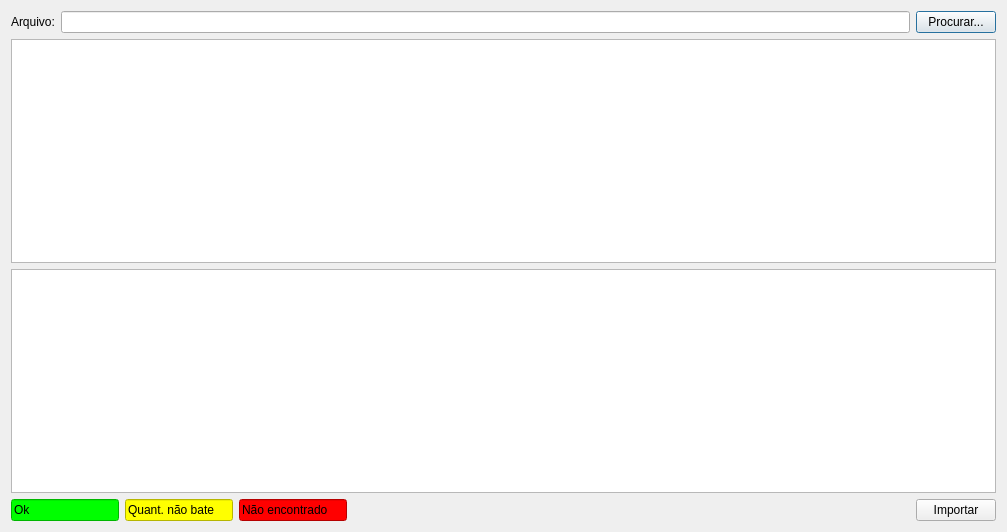
The window that ui/importarxml.ui (lellisls/ERP-STACCATO) describes before a commit, drawn with Qt 5.
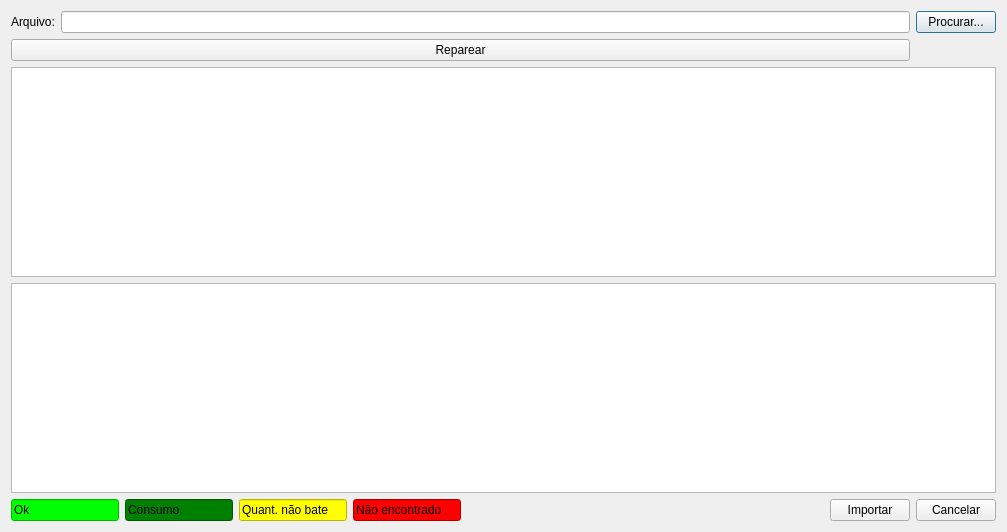
The same window after the commit. Custom widgets are drawn as their Qt base class.

```diff
--- a/ui/importarxml.ui
+++ b/ui/importarxml.ui
@@ -14,16 +14,6 @@
    <string>Importar NFe</string>
   </property>
   <layout class="QGridLayout" name="gridLayout">
-   <item row="0" column="0">
-    <widget class="QLabel" name="label">
-     <property name="text">
-      <string>Arquivo:</string>
-     </property>
-    </widget>
-   </item>
-   <item row="0" column="1">
-    <widget class="QLineEdit" name="lineEdit"/>
-   </item>
    <item row="0" column="2">
     <widget class="QPushButton" name="pushButtonProcurar">
      <property name="text">
@@ -31,7 +21,17 @@
      </property>
     </widget>
    </item>
-   <item row="1" column="0" colspan="3">
+   <item row="0" column="1">
+    <widget class="QLineEdit" name="lineEdit"/>
+   </item>
+   <item row="0" column="0">
+    <widget class="QLabel" name="label">
+     <property name="text">
+      <string>Arquivo:</string>
+     </property>
+    </widget>
+   </item>
+   <item row="3" column="0" colspan="3">
     <widget class="TableView" name="tableEstoque">
      <property name="selectionMode">
       <enum>QAbstractItemView::SingleSelection</enum>
@@ -41,8 +41,11 @@
      </property>
     </widget>
    </item>
-   <item row="2" column="0" colspan="3">
+   <item row="4" column="0" colspan="3">
     <widget class="TableView" name="tableCompra">
+     <property name="editTriggers">
+      <set>QAbstractItemView::NoEditTriggers</set>
+     </property>
      <property name="selectionMode">
       <enum>QAbstractItemView::SingleSelection</enum>
      </property>
@@ -51,7 +54,7 @@
      </property>
     </widget>
    </item>
-   <item row="3" column="0" colspan="3">
+   <item row="5" column="0" colspan="3">
     <layout class="QHBoxLayout" name="horizontalLayout">
      <item>
       <widget class="QLineEdit" name="lineEdit_3">
@@ -78,6 +81,34 @@
        </property>
       </widget>
      </item>
+     <item>
+      <widget class="QLineEdit" name="lineEdit_6">
+       <property name="sizePolicy">
+        <sizepolicy hsizetype="Preferred" vsizetype="Fixed">
+         <horstretch>0</horstretch>
+         <verstretch>0</verstretch>
+        </sizepolicy>
+       </property>
+       <property name="maximumSize">
+        <size>
+         <width>120</width>
+         <height>16777215</height>
+        </size>
+       </property>
+       <property name="autoFillBackground">
+        <bool>false</bool>
+       </property>
+       <property name="styleSheet">
+        <string notr="true">background-color: rgb(0, 128, 0);</string>
+       </property>
+       <property name="text">
+        <string>Consumo</string>
+       </property>
+       <property name="readOnly">
+        <bool>true</bool>
+       </property>
+      </widget>
+     </item>
      <item>
       <widget class="QLineEdit" name="lineEdit_4">
        <property name="sizePolicy">
@@ -151,8 +182,22 @@
        </property>
       </widget>
      </item>
+     <item>
+      <widget class="QPushButton" name="pushButtonCancelar">
+       <property name="text">
+        <string>Cancelar</string>
+       </property>
+      </widget>
+     </item>
     </layout>
    </item>
+   <item row="2" column="0" colspan="2">
+    <widget class="QPushButton" name="pushButtonReparear">
+     <property name="text">
+      <string>Reparear</string>
+     </property>
+    </widget>
+   </item>
   </layout>
  </widget>
  <customwidgets>
```
